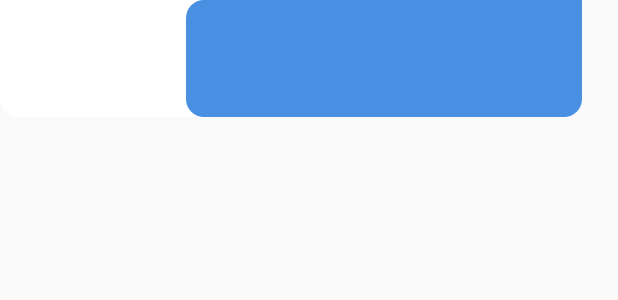
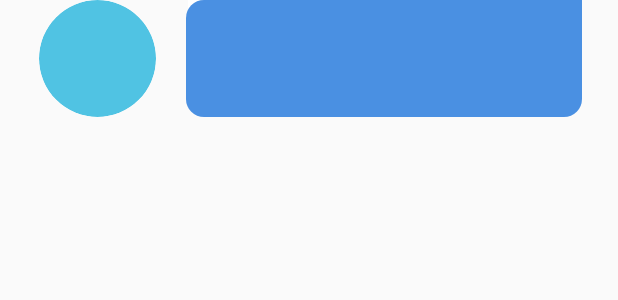
Before and after one commit to samvmisti/ChatDB2, an Android app: the layout messages_item_view.xml on its own in the app's theme, with its tools: preview values and no code run, on a phone screen of 412 x 824 dp. Shown: the top 300 px of the screen. Run offline under Robolectric (Android 15) with nearby library versions, the phone set to English and light mode, and no system bars.

Commit message:
messages changes

```diff
--- a/app/src/main/res/layout/messages_activity.xml
+++ b/app/src/main/res/layout/messages_activity.xml
@@ -14,15 +14,17 @@
             android:layout_height="?attr/actionBarSize"
             android:background="?attr/colorPrimary"
             app:layout_scrollFlags="scroll|enterAlways"
-            app:popupTheme="@style/ThemeOverlay.AppCompat.Light" />
+            app:popupTheme="@style/ThemeOverlay.AppCompat.Light"/>
     </android.support.design.widget.AppBarLayout>
 
     <ListView
         android:id="@+id/lvMessages"
         android:layout_width="match_parent"
         android:layout_height="wrap_content"
+        android:paddingTop="34dp"
         android:layout_marginTop="?attr/actionBarSize"
         android:scrollbars="none"
+        android:dividerHeight="20dip"
         android:divider="@null"/>
 
 </android.support.design.widget.CoordinatorLayout>
--- a/app/src/main/res/layout/messages_item_view.xml
+++ b/app/src/main/res/layout/messages_item_view.xml
@@ -15,7 +15,8 @@
         android:layout_marginEnd="21dp"
         android:layout_marginLeft="26dp"
         android:layout_marginRight="21dp"
-        android:layout_marginStart="26dp" />
+        android:layout_marginStart="26dp"
+        android:src="@drawable/circle_counter"/>
 
     <RelativeLayout
         android:id="@+id/rlMessageFromSender"
@@ -25,7 +26,9 @@
         android:layout_marginRight="25dp"
         android:background="@color/colorTransparent"
         android:layout_marginTop="0dp"
-        android:layout_marginBottom="0dp">
+        android:layout_marginBottom="0dp"
+        android:layout_toEndOf="@id/ivMessagesContactProfile"
+        android:layout_toRightOf="@id/ivMessagesContactProfile">
 
         <ImageView
             android:id="@+id/ivMessageFromSenderFont"
@@ -39,7 +42,10 @@
             android:id="@+id/tvMessageFromSender"
             android:layout_width="wrap_content"
             android:layout_height="wrap_content"
-            android:layout_centerInParent="true"
+            android:layout_marginLeft="20dp"
+            android:layout_marginStart="20dp"
+            android:layout_marginTop="17dp"
+            android:layout_marginBottom="21dp"
             android:fontFamily="sans-serif"
             android:letterSpacing="-0.03"
             android:textColor="#4a4a4a"
@@ -78,7 +84,10 @@
             android:textStyle="normal"
             android:textColor="#ffffff"
             android:letterSpacing="-0.03"
-            android:layout_centerInParent="true"/>
+            android:layout_marginLeft="20dp"
+            android:layout_marginStart="20dp"
+            android:layout_marginTop="17dp"
+            android:layout_marginBottom="21dp"/>
 
         <TextView
             android:id="@+id/tvMessageTime"
```
Also changed, not shown: app/src/main/java/com/example/who/chatdb2/views/MessagesItemView.java (+8 -1 lines).
